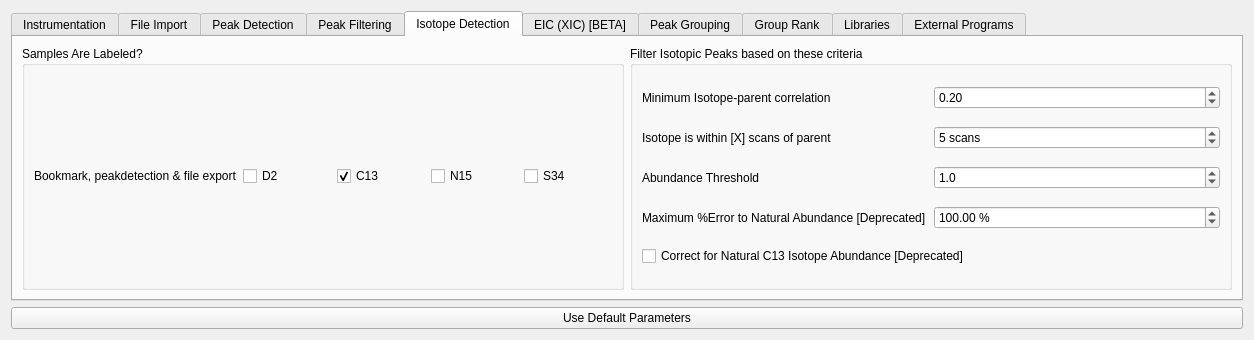
Qt form src/gui/mzroll/forms/settingsform.ui (ElucidataInc/ElMaven) before a commit.
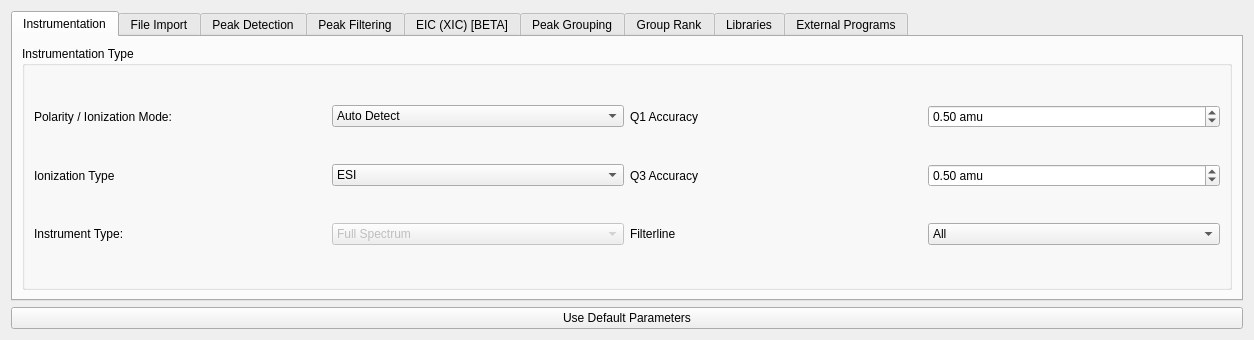
The same form after that commit. The open tabs and pages were chosen to show the change. Icons and pictures are not drawn.

Commit message: [UI] Remove isotope settings from Options dialog

```diff
--- a/src/gui/mzroll/forms/settingsform.ui
+++ b/src/gui/mzroll/forms/settingsform.ui
@@ -777,183 +777,6 @@
        </item>
       </layout>
      </widget>
-     <widget class="QWidget" name="isotopeDetectOptions">
-      <attribute name="title">
-       <string>Isotope Detection</string>
-      </attribute>
-      <layout class="QHBoxLayout" name="horizontalLayout">
-       <item>
-        <widget class="QGroupBox" name="groupBox">
-         <property name="title">
-          <string>Samples Are Labeled? </string>
-         </property>
-         <property name="flat">
-          <bool>false</bool>
-         </property>
-         <layout class="QGridLayout" name="gridLayout_3">
-          <item row="0" column="3">
-           <widget class="QCheckBox" name="N15Labeled_BPE">
-            <property name="text">
-             <string>N15</string>
-            </property>
-           </widget>
-          </item>
-          <item row="0" column="0">
-           <widget class="QLabel" name="label_BPE">
-            <property name="text">
-             <string>Bookmark, peakdetection &amp; file export</string>
-            </property>
-           </widget>
-          </item>
-          <item row="0" column="1">
-           <widget class="QCheckBox" name="D2Labeled_BPE">
-            <property name="enabled">
-             <bool>true</bool>
-            </property>
-            <property name="text">
-             <string>D2</string>
-            </property>
-           </widget>
-          </item>
-          <item row="0" column="2">
-           <widget class="QCheckBox" name="C13Labeled_BPE">
-            <property name="text">
-             <string>C13</string>
-            </property>
-            <property name="checked">
-             <bool>true</bool>
-            </property>
-           </widget>
-          </item>
-          <item row="0" column="4">
-           <widget class="QCheckBox" name="S34Labeled_BPE">
-            <property name="text">
-             <string>S34</string>
-            </property>
-           </widget>
-          </item>
-         </layout>
-        </widget>
-       </item>
-       <item>
-        <widget class="QGroupBox" name="groupBox_4">
-         <property name="title">
-          <string>Filter Isotopic Peaks based on these criteria</string>
-         </property>
-         <layout class="QGridLayout" name="gridLayout_4">
-          <item row="2" column="0">
-           <widget class="QLabel" name="label_26">
-            <property name="text">
-             <string>Abundance Threshold</string>
-            </property>
-           </widget>
-          </item>
-          <item row="3" column="0">
-           <widget class="QLabel" name="label_10">
-            <property name="text">
-             <string>Maximum %Error to Natural Abundance [Deprecated]</string>
-            </property>
-           </widget>
-          </item>
-          <item row="1" column="0">
-           <widget class="QLabel" name="label_11">
-            <property name="text">
-             <string>Isotope is within [X] scans of parent</string>
-            </property>
-           </widget>
-          </item>
-          <item row="3" column="1">
-           <widget class="QDoubleSpinBox" name="maxNaturalAbundanceErr">
-            <property name="prefix">
-             <string/>
-            </property>
-            <property name="suffix">
-             <string> %</string>
-            </property>
-            <property name="decimals">
-             <number>2</number>
-            </property>
-            <property name="minimum">
-             <double>0.000000000000000</double>
-            </property>
-            <property name="maximum">
-             <double>999999999.000000000000000</double>
-            </property>
-            <property name="value">
-             <double>100.000000000000000</double>
-            </property>
-           </widget>
-          </item>
-          <item row="0" column="1">
-           <widget class="QDoubleSpinBox" name="minIsotopicCorrelation">
-            <property name="showGroupSeparator" stdset="0">
-             <bool>false</bool>
-            </property>
-            <property name="minimum">
-             <double>-1.000000000000000</double>
-            </property>
-            <property name="maximum">
-             <double>1.000000000000000</double>
-            </property>
-            <property name="singleStep">
-             <double>0.100000000000000</double>
-            </property>
-            <property name="value">
-             <double>0.200000000000000</double>
-            </property>
-           </widget>
-          </item>
-          <item row="0" column="0">
-           <widget class="QLabel" name="label">
-            <property name="text">
-             <string>Minimum Isotope-parent correlation</string>
-            </property>
-           </widget>
-          </item>
-          <item row="4" column="0" colspan="2">
-           <widget class="QCheckBox" name="isotopeC13Correction">
-            <property name="text">
-             <string>Correct for Natural C13 Isotope Abundance [Deprecated]</string>
-            </property>
-           </widget>
-          </item>
-          <item row="1" column="1">
-           <widget class="QSpinBox" name="maxIsotopeScanDiff">
-            <property name="suffix">
-             <string> scans</string>
-            </property>
-            <property name="minimum">
-             <number>0</number>
-            </property>
-            <property name="maximum">
-             <number>999999999</number>
-            </property>
-            <property name="value">
-             <number>5</number>
-            </property>
-           </widget>
-          </item>
-          <item row="2" column="1">
-           <widget class="QDoubleSpinBox" name="doubleSpinBoxAbThresh">
-            <property name="decimals">
-             <number>1</number>
-            </property>
-            <property name="maximum">
-             <double>100.000000000000000</double>
-            </property>
-            <property name="singleStep">
-             <double>0.500000000000000</double>
-            </property>
-            <property name="value">
-             <double>1.000000000000000</double>
-            </property>
-           </widget>
-          </item>
-         </layout>
-        </widget>
-       </item>
-      </layout>
-     </widget>
      <widget class="QWidget" name="eicOptions">
       <attribute name="title">
        <string>EIC (XIC) [BETA]</string>
```
Left out of the diff: 9 changed lines with no effect on the pictures. The commit also changes 2 other files.
